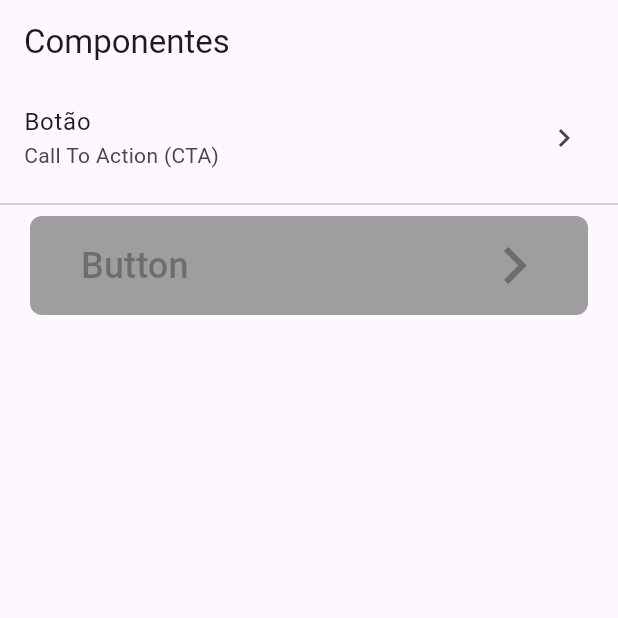
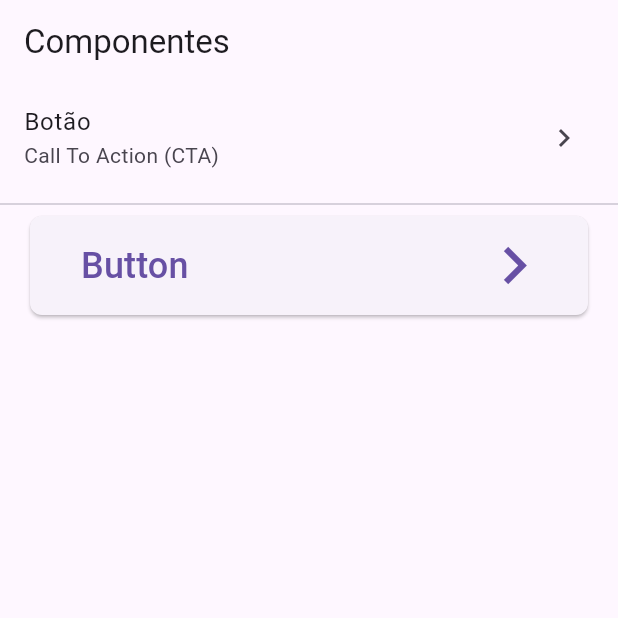
Before and after one commit to habibasseiss/charity_finder, a Flutter app: the screen it shows after launch, on a phone screen of 412 x 824 dp, the top half of it. Run offline on Flutter 3.47's test engine with Material 2 defaults, Android fonts, the phone set to English and light mode, and no system bars.

Commit message:
correcao function button

```diff
--- a/lib/src/components/shared/button_widget.dart
+++ b/lib/src/components/shared/button_widget.dart
@@ -5,14 +5,14 @@ import 'package:flutter/src/widgets/framework.dart';
 class ButtonWidget extends StatefulWidget {
   final Function onPressed;
   final String title;
-  Color backgroundColor;
+  Color? backgroundColor;
   double borderRadiusValue;
 
   ButtonWidget({
     super.key,
     required this.onPressed,
     required this.title,
-    this.backgroundColor = Colors.grey,
+    this.backgroundColor,
     this.borderRadiusValue = 8.0,
   });
 
@@ -24,9 +24,9 @@ class _ButtonWidgetState extends State<ButtonWidget> {
   @override
   Widget build(BuildContext context) {
     return Container(
-      margin: EdgeInsets.symmetric(horizontal: 20),
+      margin: const EdgeInsets.symmetric(horizontal: 20),
       child: ElevatedButton(
-        onPressed: widget.onPressed(),
+        onPressed: () => widget.onPressed(),
         style: ButtonStyle(
           shape: MaterialStateProperty.all<RoundedRectangleBorder>(
             RoundedRectangleBorder(
@@ -36,15 +36,15 @@ class _ButtonWidgetState extends State<ButtonWidget> {
           backgroundColor: MaterialStateProperty.all(widget.backgroundColor),
         ),
         child: Padding(
-          padding: EdgeInsets.only(left: 10.0, top: 8.0, bottom: 8.0),
+          padding: const EdgeInsets.only(left: 10.0, top: 8.0, bottom: 8.0),
           child: Row(
             mainAxisAlignment: MainAxisAlignment.spaceBetween,
             children: [
               Text(
                 widget.title,
-                style: TextStyle(fontSize: 24),
+                style: const TextStyle(fontSize: 24),
               ),
-              Icon(
+              const Icon(
                 Icons.chevron_right,
                 size: 50,
               ),
```
